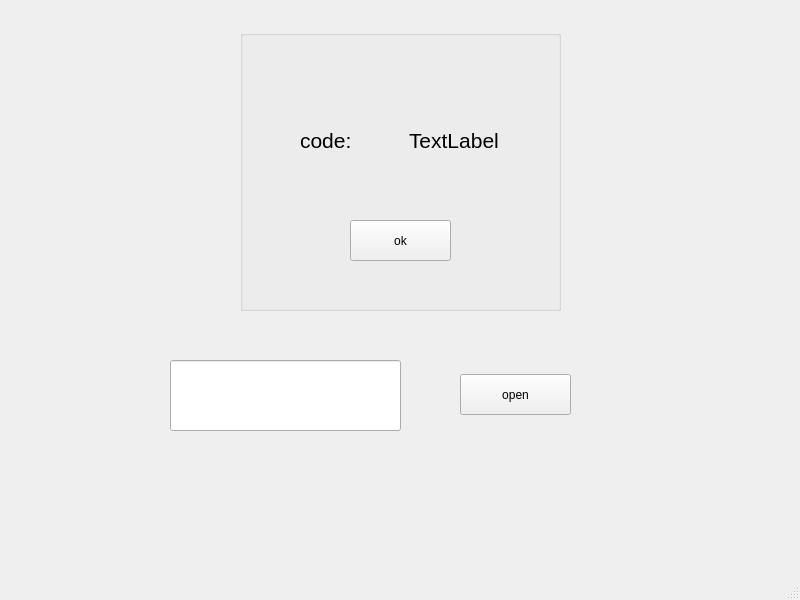
Before: the Qt Designer form entername2/entrycode.ui in Parsa20231401/FAZE1.0, drawn with Qt 5.
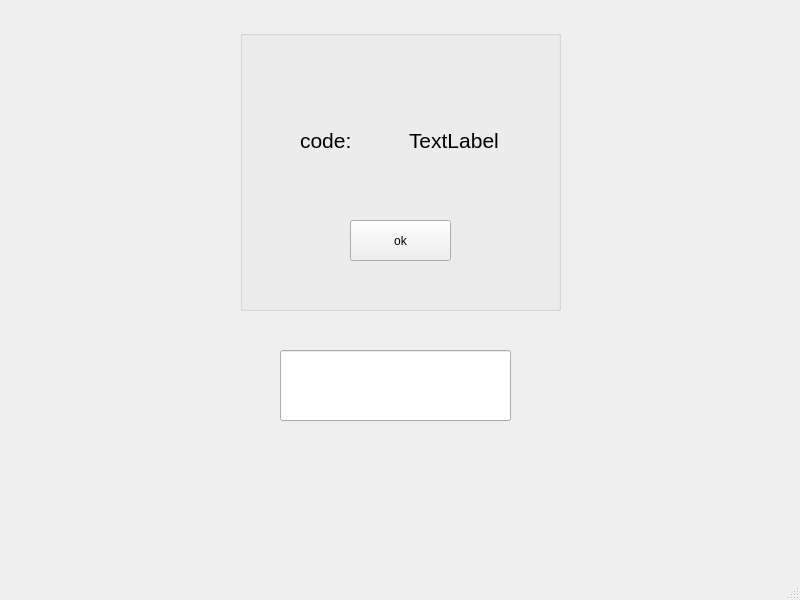
After: the same form once the commit is applied.

What changed in the file:
```diff
--- a/entername2/entrycode.ui
+++ b/entername2/entrycode.ui
@@ -17,8 +17,8 @@
    <widget class="QLineEdit" name="lineEdit">
     <property name="geometry">
      <rect>
-      <x>170</x>
-      <y>360</y>
+      <x>280</x>
+      <y>350</y>
       <width>231</width>
       <height>71</height>
      </rect>
@@ -91,19 +91,6 @@
      </layout>
     </widget>
    </widget>
-   <widget class="QPushButton" name="pushButton_2">
-    <property name="geometry">
-     <rect>
-      <x>460</x>
-      <y>374</y>
-      <width>111</width>
-      <height>41</height>
-     </rect>
-    </property>
-    <property name="text">
-     <string>open</string>
-    </property>
-   </widget>
   </widget>
   <widget class="QMenuBar" name="menubar">
    <property name="geometry">
```
